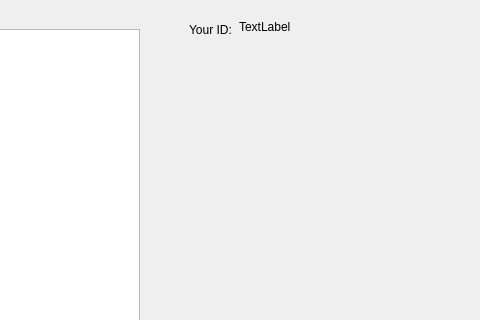
ArtemiyGonchar/SendNGet, file client/client.ui: the form before one commit; both pictures show x 320 to 800 and y 0 to 320 of the 800 by 600 pixel window.
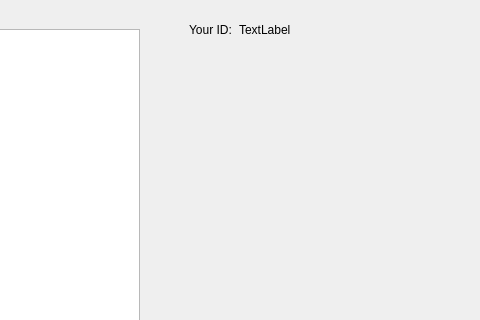
The form after the commit. The open tabs and pages were chosen to show the change.

Diff of the .ui file:
```diff
--- a/client/client.ui
+++ b/client/client.ui
@@ -112,8 +112,8 @@
          <rect>
           <x>550</x>
           <y>10</y>
-          <width>121</width>
-          <height>16</height>
+          <width>221</width>
+          <height>21</height>
          </rect>
         </property>
         <property name="text">
```
